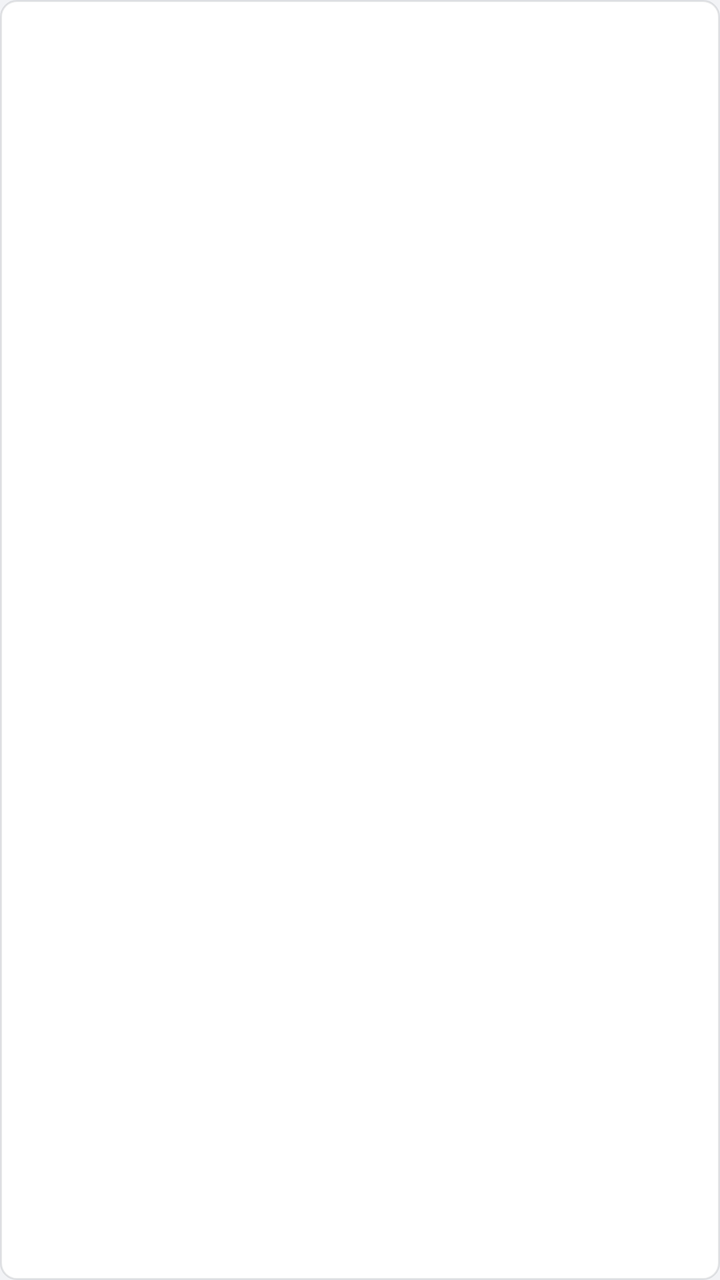
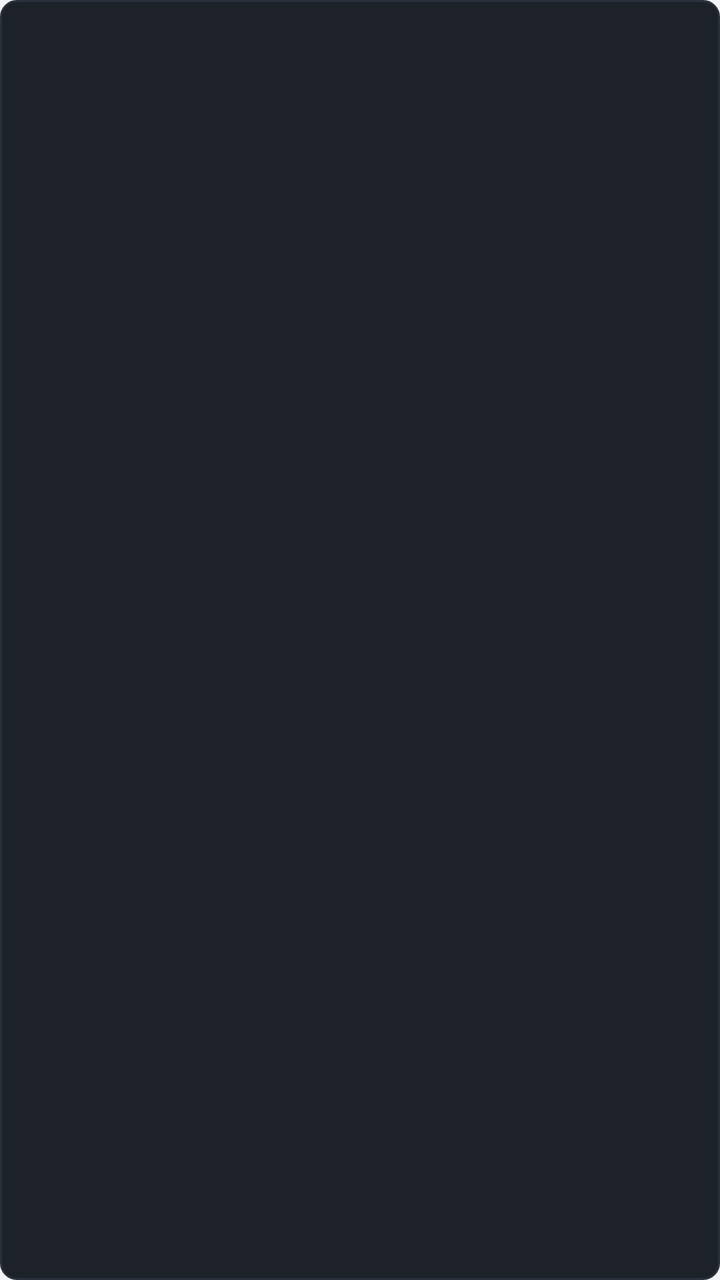

Screens rendered from an Android XML layout before and after an edit, with the pre-edit source and the edit as a unified diff.
<!-- AndroidManifest.xml: application theme Theme.LateShow -->
<!-- res/layout/item_episode.xml -->
<?xml version="1.0" encoding="utf-8"?>
<TextView xmlns:android="http://schemas.android.com/apk/res/android"
    android:id="@+id/epText"
    android:layout_width="match_parent"
    android:layout_height="38dp"
    android:gravity="center"
    android:layout_margin="3dp"
    android:background="@drawable/bg_episode"
    android:textSize="12sp"
    android:textColor="@color/t2"
    android:fontFamily="monospace"
    android:maxLines="1"
    android:ellipsize="end" />
<!-- resources referenced by this layout -->
<resources>
  <color name="t2">#5C6672</color>
  <!-- drawable bg_episode (drawable) -->
  <?xml version="1.0" encoding="utf-8"?>
  <shape xmlns:android="http://schemas.android.com/apk/res/android" android:shape="rectangle">
      <solid android:color="@color/ink800" />
      <stroke android:width="1dp" android:color="@color/line" />
      <corners android:radius="8dp" />
  </shape>
  <style name="Theme.LateShow" parent="Theme.Material3.Light.NoActionBar">
          <item name="android:windowBackground">@color/ink900</item>
          <item name="colorPrimary">@color/acc</item>
          <item name="colorOnPrimary">@color/accInk</item>
          <item name="colorSurface">@color/ink800</item>
          <item name="android:colorBackground">@color/ink900</item>
          <item name="android:statusBarColor">@color/ink900</item>
          <item name="android:navigationBarColor">@color/ink900</item>
          <item name="android:windowLightStatusBar">true</item>
  
          
          <item name="materialAlertDialogTheme">@style/ThemeOverlay.LateShow.AlertDialog</item>
          <item name="android:popupMenuStyle">@style/LateShow.PopupMenu</item>
      </style>
  <color name="ink800">#FFFFFF</color>
  <color name="line">#1A12181F</color>
  <color name="ink900">#F2F3F6</color>
  <color name="acc">#FF5A36</color>
  <color name="accInk">#170A05</color>
  <style name="LateShow.PopupMenu" parent="Widget.Material3.PopupMenu">
          <item name="android:popupBackground">@drawable/bg_menu</item>
          <item name="android:dropDownVerticalOffset">4dp</item>
      </style>
  <style name="LateShow.MaterialAlertDialog" parent="MaterialAlertDialog.Material3">
          <item name="shapeAppearance">@style/LateShow.DialogShape</item>
          <item name="backgroundTint">@color/ink800</item>
      </style>
  <style name="LateShow.DialogTitle" parent="MaterialAlertDialog.Material3.Title.Text">
          <item name="android:textSize">17sp</item>
          <item name="android:textStyle">bold</item>
          <item name="android:textColor">@color/t1</item>
      </style>
  <style name="LateShow.DialogBody" parent="MaterialAlertDialog.Material3.Body.Text">
          <item name="android:textSize">13sp</item>
          <item name="android:textColor">@color/t2</item>
          <item name="android:lineSpacingExtra">5dp</item>
      </style>
  <color name="accText">#C13A17</color>
  <style name="LateShow.DialogAnim" parent="">
          <item name="android:windowShowAnimation">@anim/dialog_in</item>
          <item name="android:windowHideAnimation">@anim/dialog_out</item>
      </style>
  <style name="LateShow.DialogBtnPrimary" parent="Widget.Material3.Button.TextButton.Dialog">
          <item name="android:textSize">13sp</item>
          <item name="android:minHeight">44dp</item>
          <item name="android:paddingLeft">16dp</item>
          <item name="android:paddingRight">16dp</item>
          <item name="android:textStyle">bold</item>
      </style>
  <style name="LateShow.DialogBtnSecondary" parent="LateShow.DialogBtnPrimary">
          <item name="android:textStyle">normal</item>
          <item name="android:textColor">@color/t2</item>
      </style>
  <!-- drawable bg_menu (drawable) -->
  <?xml version="1.0" encoding="utf-8"?>
  <shape xmlns:android="http://schemas.android.com/apk/res/android" android:shape="rectangle">
      <solid android:color="@color/ink800" />
      <stroke android:width="1dp" android:color="@color/line" />
      <corners android:radius="10dp" />
  </shape>
  <style name="LateShow.DialogShape" parent="">
          <item name="cornerSize">10dp</item>
      </style>
  <color name="t1">#1B2026</color>
  <!-- unchanged entries left out for length: 1 -->
</resources>

<!-- the commit's change to res/layout/item_episode.xml (unified diff, before → after) -->
@@ -5,9 +5,9 @@
     android:layout_height="38dp"
     android:gravity="center"
     android:layout_margin="3dp"
-    android:background="@drawable/bg_episode"
+    android:background="@drawable/bg_hero_episode"
     android:textSize="12sp"
-    android:textColor="@color/t2"
+    android:textColor="@color/heroT2"
     android:fontFamily="monospace"
     android:maxLines="1"
     android:ellipsize="end" />
<!-- resource entries referenced after the edit -->
@@ -1,13 +1,14 @@
 <!-- resources referenced by this layout -->
 <resources>
-  <color name="t2">#5C6672</color>
-  <!-- drawable bg_episode (drawable) -->
+  <color name="heroT2">#A6AEBA</color>
+  <!-- drawable bg_hero_episode (drawable) -->
   <?xml version="1.0" encoding="utf-8"?>
   <shape xmlns:android="http://schemas.android.com/apk/res/android" android:shape="rectangle">
-      <solid android:color="@color/ink800" />
-      <stroke android:width="1dp" android:color="@color/line" />
+      <solid android:color="@color/heroSurface" />
+      <stroke android:width="1dp" android:color="@color/heroLine" />
       <corners android:radius="8dp" />
   </shape>
+  <color name="t2">#5C6672</color>
   <style name="Theme.LateShow" parent="Theme.Material3.Light.NoActionBar">
           <item name="android:windowBackground">@color/ink900</item>
           <item name="colorPrimary">@color/acc</item>
@@ -22,6 +23,8 @@
           <item name="materialAlertDialogTheme">@style/ThemeOverlay.LateShow.AlertDialog</item>
           <item name="android:popupMenuStyle">@style/LateShow.PopupMenu</item>
       </style>
+  <color name="heroSurface">#1C212A</color>
+  <color name="heroLine">#2A313C</color>
   <color name="ink800">#FFFFFF</color>
   <color name="line">#1A12181F</color>
   <color name="ink900">#F2F3F6</color>
